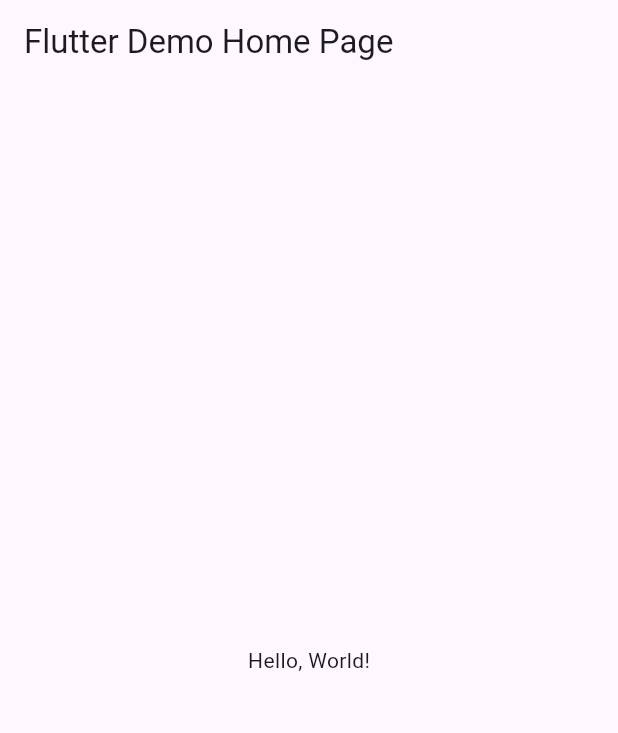
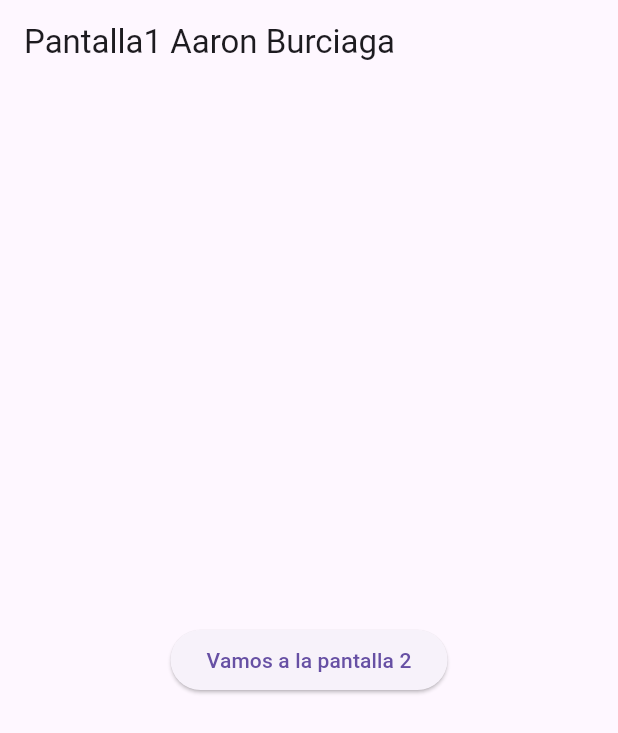
Before and after one commit to BurciagaAA128/p12-entrega-6i, a Flutter app: the screen it shows after launch, on a phone screen of 412 x 824 dp. Shown: the top 733 px of the screen. Run offline on Flutter 3.47's test engine with Material 3 defaults, Android fonts, the phone set to English and light mode, and no system bars.

```diff
--- a/lib/main.dart
+++ b/lib/main.dart
@@ -1,43 +1,21 @@
 import 'package:flutter/material.dart';
+import 'package:burciaga/pantalla1.dart';
+import 'package:burciaga/pantalla2.dart';
 
-void main() => runApp(MyApp());
+void main() => runApp(RutasPaginas());
 
-class MyApp extends StatelessWidget {
-  const MyApp({super.key});
-  // This widget is the root of your application.
+class RutasPaginas extends StatelessWidget {
+  const RutasPaginas({Key? key}) : super(key: key);
+
   @override
   Widget build(BuildContext context) {
     return MaterialApp(
-      // Application name
-      title: 'Flutter Hello World',
-      // Application theme data, you can set the colors for the application as
-      // you want
-      theme: ThemeData(
-        // useMaterial3: true,
-        primarySwatch: Colors.blue,
-      ),
-      // A widget which will be started on application startup
-      home: MyHomePage(title: 'Flutter Demo Home Page'),
-    );
-  }
-}
-
-class MyHomePage extends StatelessWidget {
-  final String title;
-  const MyHomePage({super.key, required this.title});
-
-  @override
-  Widget build(BuildContext context) {
-    return Scaffold(
-      appBar: AppBar(
-        // The title text which will be shown on the action bar
-        title: Text(title),
-      ),
-      body: Center(
-        child: Text(
-          'Hello, World!',
-        ),
-      ),
-    );
-  }
-}
+      title: "App Entre Páginas",
+      initialRoute: "/",
+      routes: {
+        "/": (context) => Pantalla1(),
+        "/pantalla2": (context) => Pantalla2(),
+      }, //Navegacion entre pginas
+    ); //Fin Material
+  } //Fin Clase RutaPagina
+} //Fin RutasPaginas
--- /dev/null
+++ b/lib/pantalla1.dart
@@ -0,0 +1,23 @@
+import 'package:flutter/material.dart';
+import 'package:burciaga/pantalla2.dart';
+
+class Pantalla1 extends StatelessWidget {
+  const Pantalla1({Key? key}) : super(key: key);
+
+  @override
+  Widget build(BuildContext context) {
+    return Scaffold(
+      appBar: AppBar(
+        title: const Text('Pantalla1 Aaron Burciaga'),
+      ),
+      body: Center(
+          child: ElevatedButton(
+        child: const Text("Vamos a la pantalla 2"),
+        onPressed: () {
+          Navigator.pushNamed(context, "/pantalla2",
+              arguments: "Mensa de pantalla1");
+        },
+      )),
+    );
+  } //widget
+} //Clase pantalla1
```
Also changed, not shown: lib/pantalla2.dart (added, +28 -0 lines).
